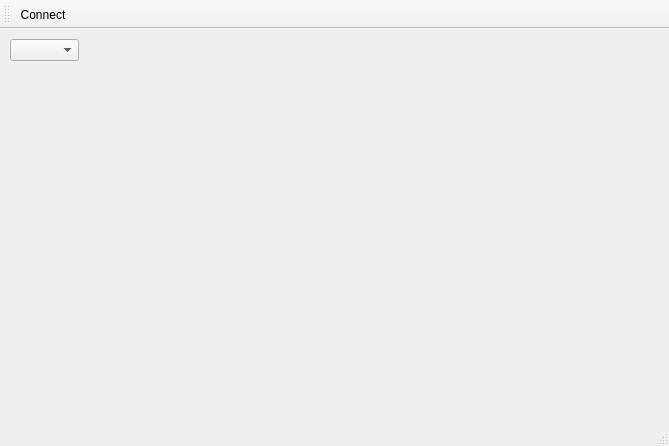
Qt form mainwindow.ui (IvanHelium/AAC) before a commit.
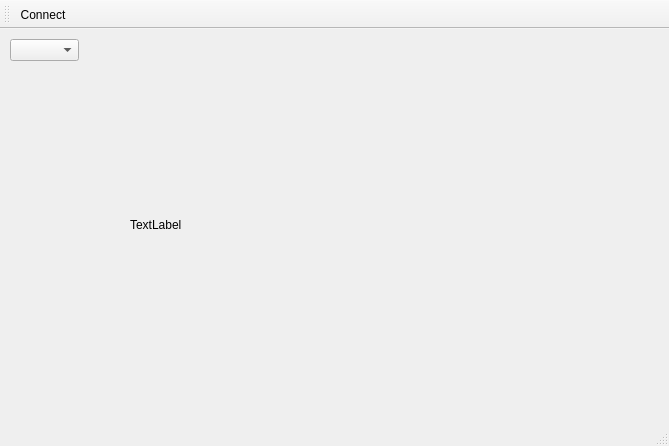
The same form after that commit.

Diff of the .ui file:
```diff
--- a/mainwindow.ui
+++ b/mainwindow.ui
@@ -24,6 +24,19 @@
      </rect>
     </property>
    </widget>
+   <widget class="QLabel" name="label">
+    <property name="geometry">
+     <rect>
+      <x>130</x>
+      <y>20</y>
+      <width>311</width>
+      <height>351</height>
+     </rect>
+    </property>
+    <property name="text">
+     <string>TextLabel</string>
+    </property>
+   </widget>
   </widget>
   <widget class="QMenuBar" name="menuBar">
    <property name="geometry">
```
